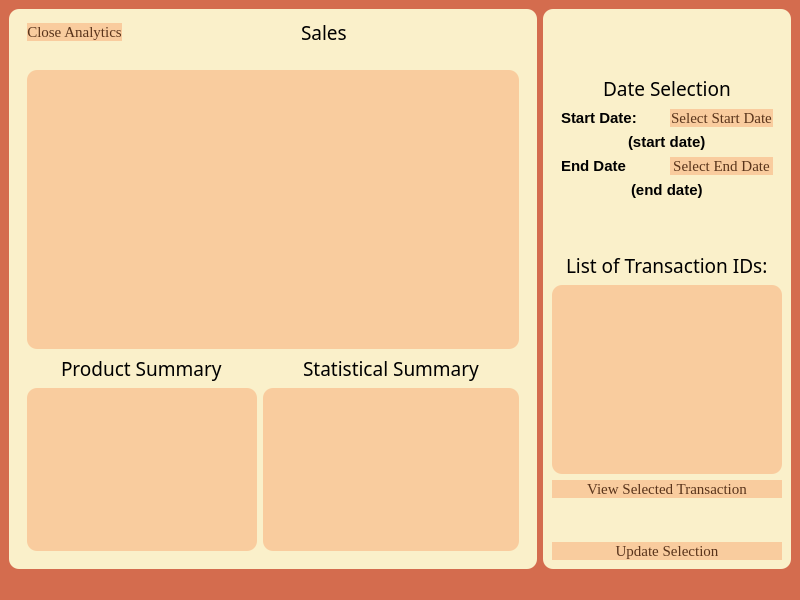
PeteCastle/PEx5, file analytics.ui: the form before one commit.
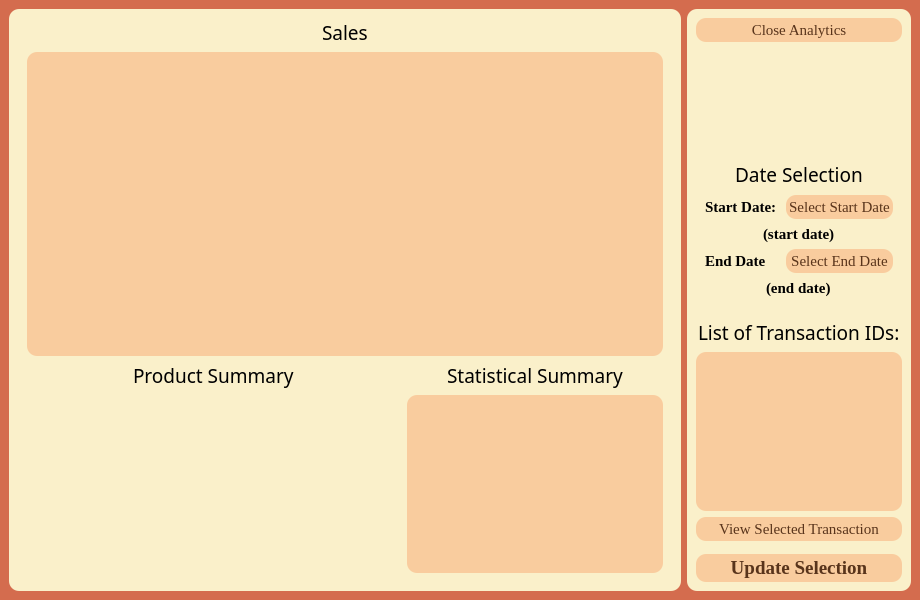
The form after the commit. Icons and pictures are not drawn. Custom widgets are drawn as their Qt base class.

Diff of the .ui file:
```diff
--- a/analytics.ui
+++ b/analytics.ui
@@ -6,10 +6,15 @@
    <rect>
     <x>0</x>
     <y>0</y>
-    <width>800</width>
+    <width>920</width>
     <height>600</height>
    </rect>
   </property>
+  <property name="font">
+   <font>
+    <family>Segoe UI Emoji</family>
+   </font>
+  </property>
   <property name="windowTitle">
    <string>Analytics</string>
   </property>
@@ -17,9 +22,78 @@
    <string notr="true">background-color: rgb(212, 108, 78);</string>
   </property>
   <widget class="QWidget" name="centralwidget">
-   <layout class="QHBoxLayout" name="horizontalLayout_4" stretch="0,0">
+   <property name="styleSheet">
+    <string notr="true"> QScrollBar:vertical {
+	border: none;
+	background: rgb(249, 204, 158);
+    width: 14px;
+    margin: 15px 0 15px 0;
+	border-radius: 0px;
+ }
+
+/*  HANDLE BAR VERTICAL */
+QScrollBar::handle:vertical {	
+	background-color: rgb(255, 129, 94);
+	min-height: 30px;
+	border-radius: 7px;
+}
+QScrollBar::handle:vertical:hover{	
+	background-color: rgb(221, 154, 109);
+}
+QScrollBar::handle:vertical:pressed {	
+	background-color: rgb(212, 108, 78);
+}
+
+/* BTN TOP - SCROLLBAR */
+QScrollBar::sub-line:vertical {
+	border: none;
+	background-color: rgb(89, 52, 27);
+	height: 15px;
+	border-top-left-radius: 7px;
+	border-top-right-radius: 7px;
+	subcontrol-position: top;
+	subcontrol-origin: margin;
+}
+QScrollBar::sub-line:vertical:hover {	
+	background-color: rgb(197, 114, 59);
+}
+QScrollBar::sub-line:vertical:pressed {	
+	background-color: rgb(49, 28, 15);
+}
+
+/* BTN BOTTOM - SCROLLBAR */
+QScrollBar::add-line:vertical {
+	border: none;
+	background-color: rgb(89, 52, 27);
+	height: 15px;
+	border-bottom-left-radius: 7px;
+	border-bottom-right-radius: 7px;
+	subcontrol-position: bottom;
+	subcontrol-origin: margin;
+}
+QScrollBar::add-line:vertical:hover {	
+	background-color: rgb(197, 114, 59);
+}
+QScrollBar::add-line:vertical:pressed {	
+	background-color: rgb(49, 28, 15);
+}
+
+
+QPushButton{
+	background-color: rgb(249, 204, 158);
+	color: rgb(89, 52, 27);
+	border-radius: 10px;
+}
+QPushButton::hover{
+	border: 2px solid rgb(138, 80, 42);
+}
+QPushButton::pressed{
+	border: 2px solid rgb(89, 52, 27);
+}</string>
+   </property>
+   <layout class="QHBoxLayout" name="horizontalLayout_4" stretch="75,25">
     <item>
-     <widget class="QWidget" name="" native="true">
+     <widget class="QWidget" name="widget" native="true">
       <property name="styleSheet">
        <string notr="true">color: rgb(0, 0, 0);
 background-color: rgb(250, 240, 202);
@@ -28,7 +102,7 @@
       </property>
       <layout class="QVBoxLayout" name="verticalLayout_2">
        <item>
-        <widget class="QWidget" name="" native="true">
+        <widget class="QWidget" name="widget" native="true">
          <property name="styleSheet">
           <string notr="true">color: rgb(0, 0, 0);
 background-color: rgb(250, 240, 202);
@@ -39,24 +113,9 @@
           <property name="topMargin">
            <number>1</number>
           </property>
-          <item>
-           <widget class="QPushButton" name="CloseButton">
-            <property name="font">
-             <font>
-              <family>Georgia</family>
-              <pointsize>11</pointsize>
-             </font>
-            </property>
-            <property name="styleSheet">
-             <string notr="true">background-color: rgb(249, 204, 158);
-color: rgb(89, 52, 27);
-border-radius: 10px;</string>
-            </property>
-            <property name="text">
-             <string>Close Analytics</string>
-            </property>
-           </widget>
-          </item>
+          <property name="bottomMargin">
+           <number>0</number>
+          </property>
           <item>
            <spacer name="horizontalSpacer_2">
             <property name="orientation">
@@ -106,17 +165,30 @@
         </widget>
        </item>
        <item>
-        <widget class="QWidget" name="" native="true">
+        <widget class="QWidget" name="widget" native="true">
          <property name="styleSheet">
           <string notr="true"/>
          </property>
          <layout class="QGridLayout" name="gridLayout_2" rowstretch="60,5,35" columnstretch="60,0">
+          <property name="topMargin">
+           <number>0</number>
+          </property>
           <item row="2" column="1">
            <widget class="QTableWidget" name="SummaryStatistics">
             <property name="styleSheet">
-             <string notr="true">color: rgb(0, 0, 0);
+             <string notr="true">QTableWidget{
+color: rgb(0, 0, 0);
 border-radius: 10px;
 background-color: rgb(249, 204, 158);
+border-radius: 10px;
+font:  12px 'Georgia';
+}
+
+QHeaderView::section{
+	background-color: rgb(250, 240, 202);
+	border: 1px solid  rgb(249, 204, 158);
+	font: 14px 'Georgia';
+}
 </string>
             </property>
            </widget>
@@ -124,10 +196,40 @@
           <item row="2" column="0">
            <widget class="QTreeView" name="OrderQuantitiesList">
             <property name="styleSheet">
-             <string notr="true">color: rgb(0, 0, 0);
+             <string notr="true">
+
+QTreeView{
+color: rgb(0, 0, 0);
 border-radius: 10px;
+	background-color: rgb(250, 240, 202);
+
+
+border-radius: 10px;
+font:  12px 'Georgia';
+}
+
+QTreeView::item{
+
 background-color: rgb(249, 204, 158);
-</string>
+	color: rgb(89, 52, 27);
+}
+QTreeView::item:hover {
+background-color: rgb(250, 240, 202);
+
+}
+
+QTreeView::item:selected {
+	background-color: rgb(89, 52, 27);
+
+	color: rgb(250, 240, 202);
+	font-weight:bold;
+}
+
+QHeaderView::section{
+	background-color: rgb(250, 240, 202);
+	border: 1px solid  rgb(249, 204, 158);
+	font: 14px 'Georgia';
+}</string>
             </property>
            </widget>
           </item>
@@ -192,7 +294,7 @@
      </widget>
     </item>
     <item>
-     <widget class="QWidget" name="" native="true">
+     <widget class="QWidget" name="widget" native="true">
       <property name="styleSheet">
        <string notr="true">color: rgb(0, 0, 0);
 background-color: rgb(250, 240, 202);
@@ -200,20 +302,39 @@
 </string>
       </property>
       <layout class="QVBoxLayout" name="verticalLayout">
+       <item>
+        <widget class="QPushButton" name="CloseButton">
+         <property name="font">
+          <font>
+           <family>Georgia</family>
+           <pointsize>11</pointsize>
+          </font>
+         </property>
+         <property name="styleSheet">
+          <string notr="true">background-color: rgb(249, 204, 158);
+color: rgb(89, 52, 27);
+border-radius: 10px;
+padding: 3px 3px 3px 3px;</string>
+         </property>
+         <property name="text">
+          <string>Close Analytics</string>
+         </property>
+        </widget>
+       </item>
        <item>
         <layout class="QHBoxLayout" name="horizontalLayout">
          <item>
           <widget class="QLabel" name="RestaurantLogoLabel">
            <property name="minimumSize">
             <size>
-             <width>150</width>
-             <height>0</height>
+             <width>100</width>
+             <height>100</height>
             </size>
            </property>
            <property name="maximumSize">
             <size>
-             <width>200</width>
-             <height>200</height>
+             <width>100</width>
+             <height>100</height>
             </size>
            </property>
            <property name="styleSheet">
@@ -259,7 +380,7 @@
         </widget>
        </item>
        <item>
-        <widget class="QWidget" name="" native="true">
+        <widget class="QWidget" name="widget" native="true">
          <property name="styleSheet">
           <string notr="true">color: rgb(0, 0, 0);
 background-color: rgb(250, 240, 202);
@@ -274,6 +395,7 @@
            <widget class="QLabel" name="StartDate">
             <property name="font">
              <font>
+              <family>Georgia</family>
               <pointsize>11</pointsize>
               <bold>true</bold>
              </font>
@@ -297,7 +419,8 @@
             <property name="styleSheet">
              <string notr="true">background-color: rgb(249, 204, 158);
 color: rgb(89, 52, 27);
-border-radius: 10px;</string>
+border-radius: 10px;
+padding: 3px 3px 3px 3px;</string>
             </property>
             <property name="text">
              <string>Select Start Date</string>
@@ -308,6 +431,7 @@
            <widget class="QLabel" name="EndDateLabel">
             <property name="font">
              <font>
+              <family>Georgia</family>
               <pointsize>11</pointsize>
               <bold>true</bold>
              </font>
@@ -331,7 +455,8 @@
             <property name="styleSheet">
              <string notr="true">background-color: rgb(249, 204, 158);
 color: rgb(89, 52, 27);
-border-radius: 10px;</string>
+border-radius: 10px;
+padding: 3px 3px 3px 3px;</string>
             </property>
             <property name="text">
              <string>Select End Date</string>
@@ -342,6 +467,7 @@
            <widget class="QLabel" name="EndDate">
             <property name="font">
              <font>
+              <family>Georgia</family>
               <pointsize>11</pointsize>
               <bold>true</bold>
              </font>
@@ -358,6 +484,7 @@
            <widget class="QLabel" name="StartDateLabel">
             <property name="font">
              <font>
+              <family>Georgia</family>
               <pointsize>11</pointsize>
               <bold>true</bold>
              </font>
@@ -408,10 +535,30 @@
        <item>
         <widget class="QListView" name="TransactionsList">
          <property name="styleSheet">
-          <string notr="true">color: rgb(0, 0, 0);
-border-radius: 10px;
-background-color: rgb(249, 204, 158);
-</string>
+          <string notr="true">QListView {
+    show-decoration-selected: 0; /* make the selection span the entire width of the view */
+	
+	background-color: rgb(249, 204, 158);
+	border-radius: 10px;
+	font:  12px 'Georgia';
+	padding: 2px 2px 2px 2px;
+}
+QListView::item{
+	padding: 1px 0px 1px 0px;
+}
+QListView::item:selected {
+	background-color: rgb(89, 52, 27);
+	color: rgb(250, 240, 202);
+}
+
+QListView::item:selected:active {
+ 	background-color: rgb(89, 52, 27);
+	color: rgb(250, 240, 202);
+}
+
+QListView::item:hover {
+	background-color: rgb(250, 240, 202);
+}</string>
          </property>
         </widget>
        </item>
@@ -426,7 +573,8 @@
          <property name="styleSheet">
           <string notr="true">background-color: rgb(249, 204, 158);
 color: rgb(89, 52, 27);
-border-radius: 10px;</string>
+border-radius: 10px;
+padding: 3px 3px 3px 3px;</string>
          </property>
          <property name="text">
           <string>View Selected Transaction</string>
@@ -451,13 +599,15 @@
          <property name="font">
           <font>
            <family>Georgia</family>
-           <pointsize>11</pointsize>
+           <pointsize>14</pointsize>
+           <bold>true</bold>
           </font>
          </property>
          <property name="styleSheet">
           <string notr="true">background-color: rgb(249, 204, 158);
 color: rgb(89, 52, 27);
-border-radius: 10px;</string>
+border-radius: 10px;
+padding: 3px 3px 3px 3px;</string>
          </property>
          <property name="text">
           <string>Update Selection</string>
@@ -469,18 +619,17 @@
     </item>
    </layout>
   </widget>
-  <widget class="QMenuBar" name="menubar">
-   <property name="geometry">
-    <rect>
-     <x>0</x>
-     <y>0</y>
-     <width>800</width>
-     <height>25</height>
-    </rect>
-   </property>
-  </widget>
-  <widget class="QStatusBar" name="statusbar"/>
  </widget>
- <resources/>
+ <customwidgets>
+  <customwidget>
+   <class>QCustomPlot</class>
+   <extends>QWidget</extends>
+   <header>qcustomplot.h</header>
+   <container>1</container>
+  </customwidget>
+ </customwidgets>
+ <resources>
+  <include location="resources.qrc"/>
+ </resources>
  <connections/>
 </ui>
```
Left out of the diff: 8 changed lines with no effect on the pictures.
